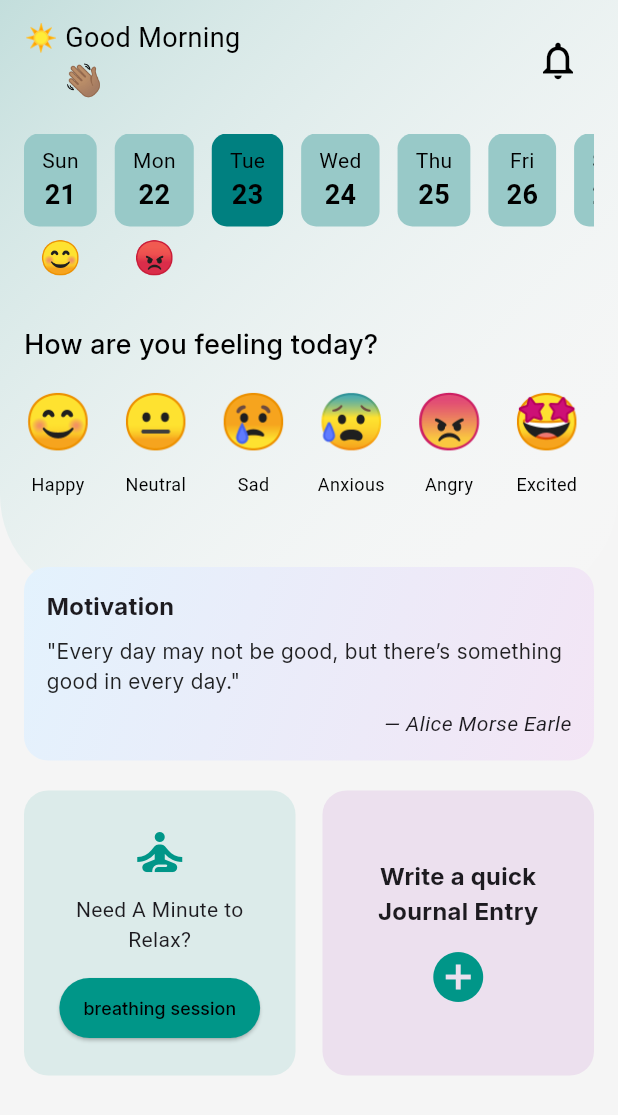
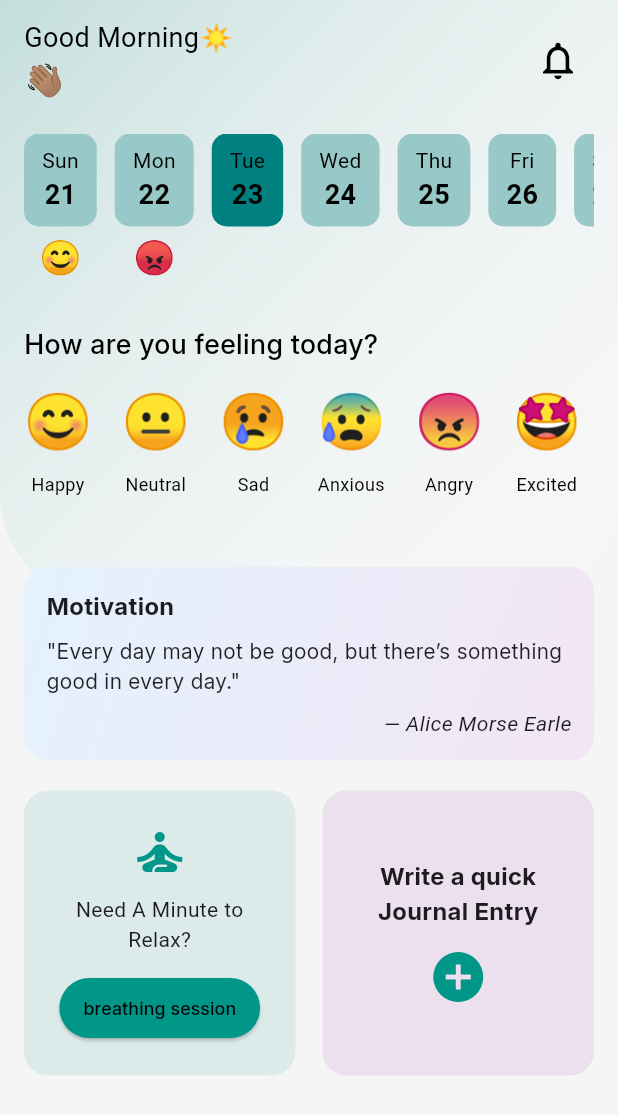
Before and after one commit to BapamaEmma/mindeaseApp, a Flutter app: the Home screen opened directly, on a phone screen of 412 x 824 dp. Shown: the top 1115 px of the screen. Run offline on Flutter 3.47's test engine with Material 3 defaults, Android fonts, the phone set to English and light mode, and no system bars; our stand-ins replace cloud_firestore, firebase_auth, firebase_core, font_awesome_flutter, google_nav_bar, google_sign_in and 2 more; missing offline and left inert: dart:ffi; accounts and stored records are empty.

```diff
--- a/lib/Menus/Home.dart
+++ b/lib/Menus/Home.dart
@@ -1,3 +1,5 @@
+import 'dart:ffi';
+
 import 'package:firebase_auth/firebase_auth.dart';
 import 'package:flutter/material.dart';
 
@@ -10,8 +12,18 @@ class Home extends StatefulWidget {
 
 class _HomeState extends State<Home> {
   final user = FirebaseAuth.instance.currentUser;
+  @override
+  String Greetings() {
+    final hour = DateTime.now().hour;
+    if (hour < 12) {
+      return "Good Morning☀️";
+    } else if (hour < 17) {
+      return "Good Afternoon🌤️";
+    } else {
+      return "Good Evening🌙";
+    }
+  }
 
-  @override
   Widget build(BuildContext context) {
     return Scaffold(
       backgroundColor: Colors.grey[100],
@@ -75,13 +87,12 @@ class _HomeState extends State<Home> {
         Column(
           crossAxisAlignment: CrossAxisAlignment.start,
           children: [
-            const Text(
-              "☀️ Good Morning",
-              style: TextStyle(fontSize: 18, color: Colors.black),
+            Text(
+              Greetings(),
+              style: const TextStyle(fontSize: 18, color: Colors.black),
             ),
             Row(
               children: [
-                const SizedBox(width: 26),
                 Text(
                   "$username",
                   style: const TextStyle(
```
